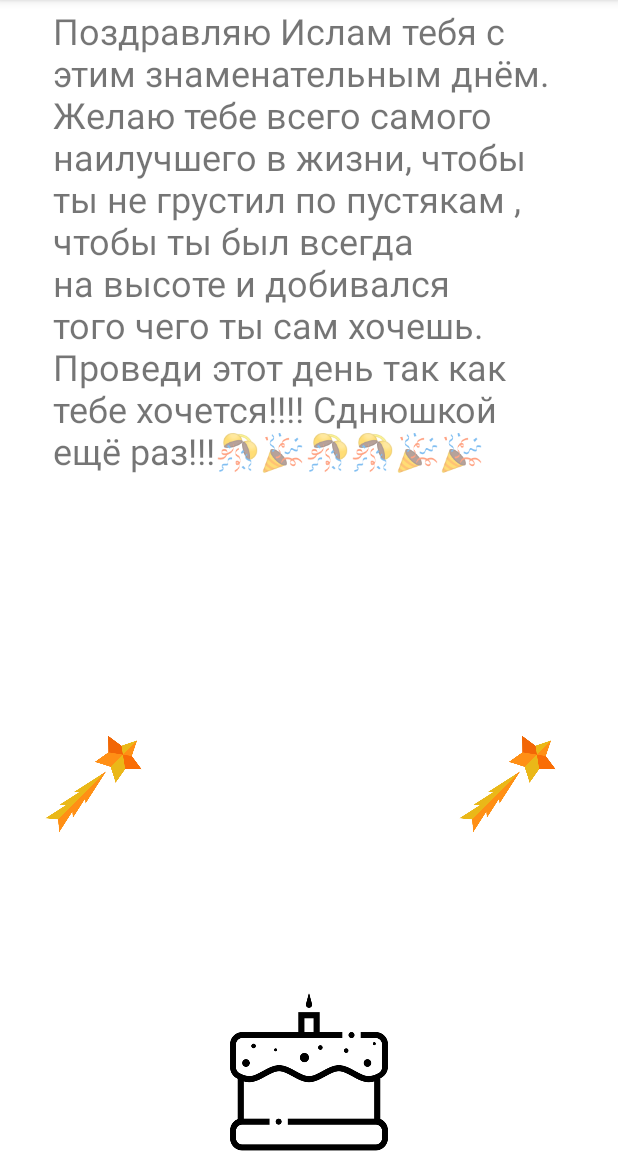
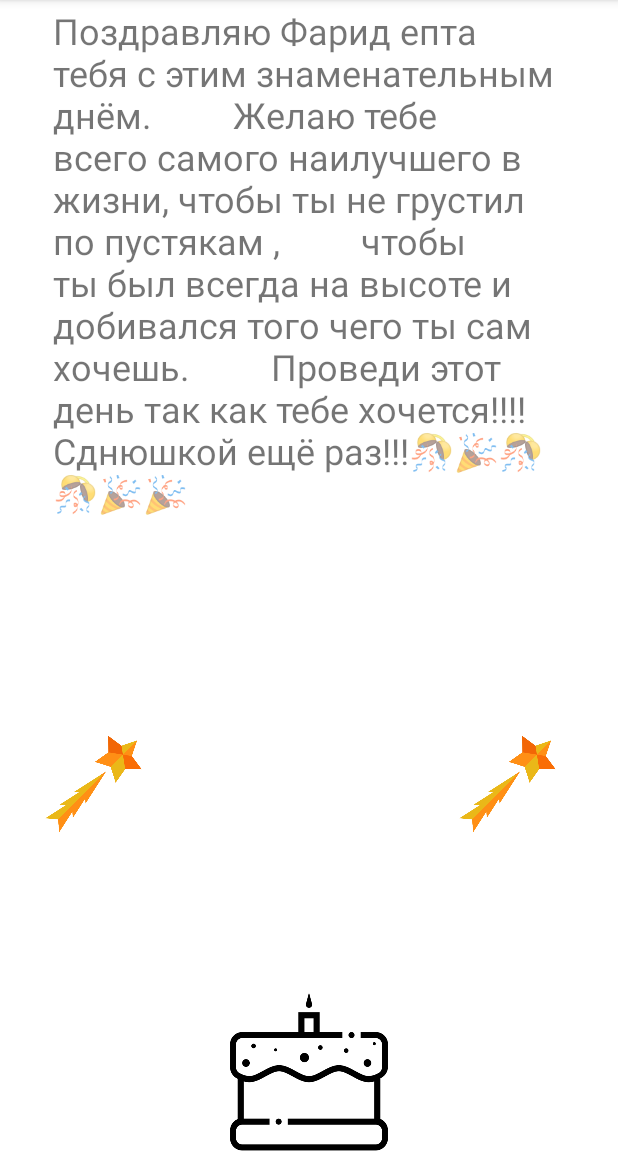
Before and after one commit to minej2004/happy_birthday, an Android app: the SplashActivity screen opened directly, with no data from a screen before it, on a phone screen of 412 x 824 dp, the part 84-1236 px from its top. Run offline under Robolectric (Android 15) with nearby library versions, the phone set to English and light mode, and no system bars.

Commit message:
first comit

```diff
--- a/app/src/main/res/layout/activity_splash.xml
+++ b/app/src/main/res/layout/activity_splash.xml
@@ -11,7 +11,7 @@
         android:layout_width="334dp"
         android:layout_height="473dp"
         android:layout_marginTop="4dp"
-        android:text="Поздравляю Ислам тебя с этим знаменательным днём.
+        android:text="Поздравляю Фарид епта тебя с этим знаменательным днём.
         Желаю тебе всего самого наилучшего в жизни, чтобы ты не грустил по пустякам ,
         чтобы ты был всегда на высоте и добивался того чего ты сам хочешь.
         Проведи этот день так как тебе хочется!!!! Сднюшкой ещё раз!!!🎊🎉🎊🎊🎉🎉"
```
